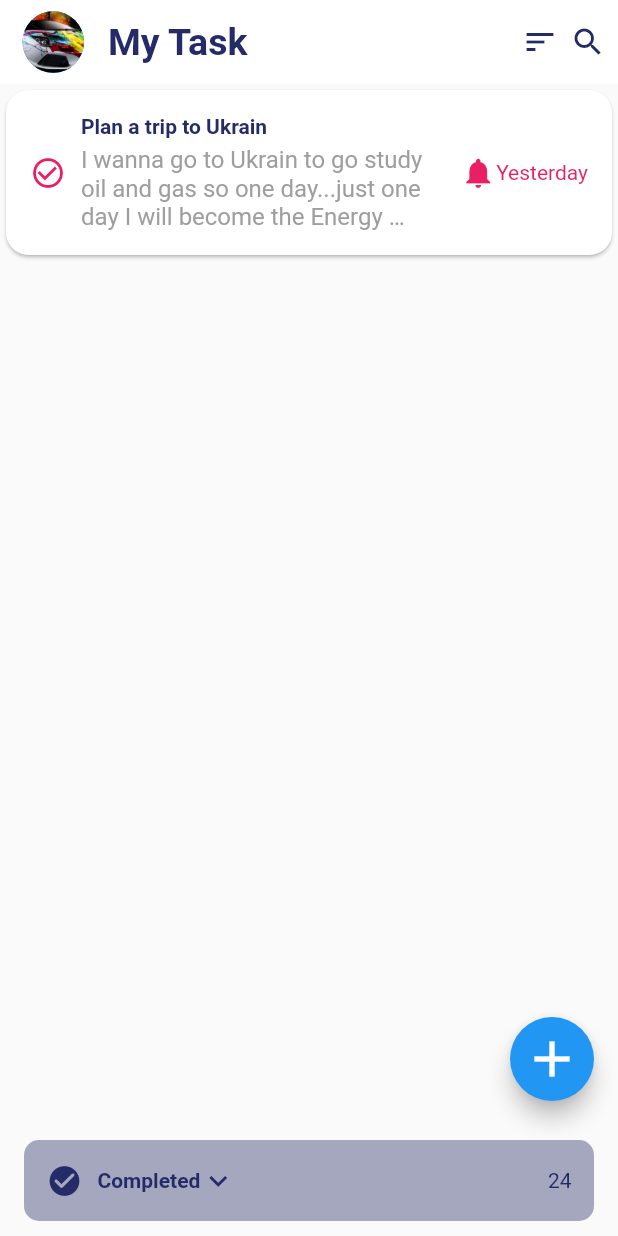
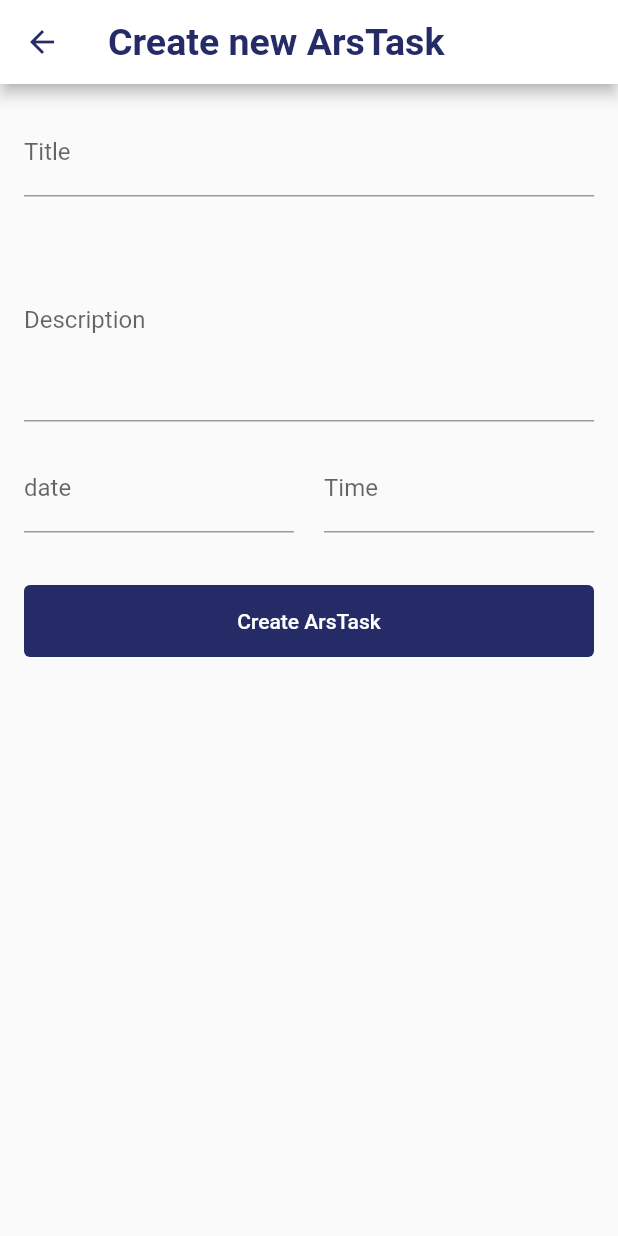
Before and after one commit to boafogod/Todo_app, a Flutter app: the screen it shows after launch, after a tap on the "add" icon, on a phone screen of 412 x 824 dp. Run offline on Flutter 3.47's test engine with Material 2 defaults, Android fonts, the light colour scheme and no system bars; our stand-ins replace modal_bottom_sheet.

Commit message:
ArsTaskChanges

```diff
--- a/lib/home_view.dart
+++ /dev/null
@@ -1,126 +0,0 @@
-import 'package:arstask/utils.dart';
-import 'package:flutter/material.dart';
-
-class HomeView extends StatelessWidget {
-  const HomeView({Key? key}) : super(key: key);
-
-  @override
-  Widget build(BuildContext context) {
-    return Scaffold(
-      appBar: AppBar(
-        leading: const Padding(
-          padding: EdgeInsets.only(left: 15),
-          child: CircleAvatar(
-            backgroundImage: AssetImage('assets/yes.jpg'),
-          ),
-        ),
-        title: Text(
-          'My Task',
-        ),
-        elevation: 0,
-        actions: const [
-          Icon(Icons.sort),
-          Padding(
-            padding: EdgeInsets.all(8.0),
-            child: Icon(Icons.search),
-          ),
-        ],
-      ),
-      body: Card(
-        shape: RoundedRectangleBorder(borderRadius: BorderRadius.circular(15)),
-        child: Padding(
-          padding: const EdgeInsets.all(16),
-          child: Row(
-            children: [
-              Icon(
-                Icons.check_circle_outline,
-                color: Colors.pink,
-              ),
-              const SizedBox(
-                width: 10,
-              ),
-              Expanded(
-                child: Column(
-                  mainAxisSize: MainAxisSize.min,
-                  crossAxisAlignment: CrossAxisAlignment.start,
-                  children: [
-                    Text(
-                      'Plan a trip to Ukrain',
-                      style: TextStyle(
-                        fontWeight: FontWeight.w600,
-                        color: customBlue,
-                      ),
-                    ),
-                    SizedBox(
-                      height: 5,
-                    ),
-                    Text(
-                      'I wanna go to Ukrain to go study oil and gas so one day...just one day I will become the Energy Minister',
-                      maxLines: 3,
-                      overflow: TextOverflow.ellipsis,
-                      style: TextStyle(color: Colors.grey, fontSize: 16),
-                    ),
-                  ],
-                ),
-              ),
-              SizedBox(
-                width: 25,
-              ),
-              Row(
-                children: [
-                  Icon(
-                    Icons.notifications,
-                    color: Colors.pink,
-                  ),
-                  Text(
-                    'Yesterday',
-                    style: TextStyle(color: Colors.pink),
-                  )
-                ],
-              )
-            ],
-          ),
-        ),
-      ),
-      floatingActionButton: FloatingActionButton(
-          child: Icon(
-            Icons.add,
-            size: 40,
-          ),
-          onPressed: () {}),
-      bottomNavigationBar: SafeArea(
-        child: Padding(
-          padding: const EdgeInsets.symmetric(vertical: 10, horizontal: 16),
-          child: Material(
-            borderRadius: BorderRadius.circular(10),
-            color: Color.fromRGBO(37, 43, 103, 0.4),
-            child: Padding(
-              padding: const EdgeInsets.all(15),
-              child: Row(children: [
-                Icon(Icons.check_circle_rounded, color: customBlue),
-                const SizedBox(
-                  width: 10,
-                ),
-                Row(
-                  children: [
-                    Text(
-                      'Completed',
-                      style: TextStyle(
-                          color: customBlue, fontWeight: FontWeight.w600),
-                    ),
-                    Icon(
-                      Icons.keyboard_arrow_down,
-                      color: customBlue,
-                    ),
-                  ],
-                ),
-                const Spacer(),
-                Text('24', style: TextStyle(color: customBlue)),
-              ]),
-            ),
-          ),
-        ),
-      ),
-    );
-  }
-}
--- a/lib/main.dart
+++ b/lib/main.dart
@@ -1,4 +1,4 @@
-import 'package:arstask/home_view.dart';
+import 'package:arstask/views/home_view.dart';
 import 'package:arstask/utils.dart';
 import 'package:flutter/material.dart';
 
--- /dev/null
+++ b/lib/views/create_arstask.dart
@@ -0,0 +1,115 @@
+import 'package:arstask/utils.dart';
+import 'package:flutter/material.dart';
+
+class Createarstask extends StatefulWidget {
+  const Createarstask({Key? key}) : super(key: key);
+
+  @override
+  State<Createarstask> createState() => _CreatearstaskState();
+}
+
+class _CreatearstaskState extends State<Createarstask> {
+  @override
+  Widget build(BuildContext context) {
+    return Scaffold(
+      appBar: AppBar(
+          title: const Text(
+        'Create new ArsTask',
+      )),
+      body: Form(
+          child: ListView(padding: const EdgeInsets.all(16), children: [
+        TextFormField(
+          keyboardType: TextInputType.text,
+          textCapitalization: TextCapitalization.sentences,
+          decoration: InputDecoration(
+            label: Text('Title'),
+            hintText: 'Please input your Title here',
+            floatingLabelBehavior: FloatingLabelBehavior.never,
+            focusedBorder: UnderlineInputBorder(
+              borderSide: BorderSide(color: customBlue),
+            ),
+          ),
+        ),
+        const SizedBox(
+          height: 15,
+        ),
+        TextFormField(
+          keyboardType: TextInputType.multiline,
+          textCapitalization: TextCapitalization.sentences,
+          maxLines: 5,
+          decoration: InputDecoration(
+              label: Text(
+                'Description',
+              ),
+              hintText: 'Pleasentera descriptionhere',
+              floatingLabelBehavior: FloatingLabelBehavior.never,
+              focusedBorder: UnderlineInputBorder(
+                  borderSide: BorderSide(color: customBlue))),
+        ),
+        SizedBox(height: 15),
+        Row(
+          children: [
+            Expanded(
+              child: TextFormField(
+                onTap: () {
+                  showDatePicker(
+                      context: context,
+                      initialDate: DateTime.now(),
+                      firstDate: DateTime.now(),
+                      lastDate: DateTime.now().add(
+                        const Duration(days: 365),
+                      ));
+                },
+                keyboardType: TextInputType.datetime,
+                textCapitalization: TextCapitalization.sentences,
+                maxLines: 1,
+                decoration: InputDecoration(
+                    label: Text('date'),
+                    hintText: 'please select a date',
+                    floatingLabelBehavior: FloatingLabelBehavior.never,
+                    focusedBorder: UnderlineInputBorder(
+                      borderSide: BorderSide(color: customBlue),
+                    )),
+              ),
+            ),
+            const SizedBox(
+              width: 20,
+            ),
+            Expanded(
+              child: TextFormField(
+                onTap: () {
+                  showTimePicker(
+                    context: context,
+                    initialTime: TimeOfDay.now(),
+                  );
+                },
+                decoration: InputDecoration(
+                  label: Text('Time'),
+                  hintText: 'please select a date',
+                  floatingLabelBehavior: FloatingLabelBehavior.never,
+                  focusedBorder: UnderlineInputBorder(
+                    borderSide: BorderSide(color: customBlue),
+                  ),
+                ),
+              ),
+            )
+          ],
+        ),
+        SizedBox(
+          height: 35,
+        ),
+        TextButton(
+          onPressed: () {},
+          child: Text(
+            'Create ArsTask',
+            style: TextStyle(color: Colors.white),
+          ),
+          style: TextButton.styleFrom(
+            padding: const EdgeInsets.all(16),
+            backgroundColor: customBlue,
+          ),
+        )
+      ])),
+    );
+  }
+}
--- /dev/null
+++ b/lib/views/home_view.dart
@@ -0,0 +1,140 @@
+import 'package:arstask/utils.dart';
+import 'package:arstask/views/create_arstask.dart';
+import 'package:flutter/material.dart';
+import 'package:arstask/views/arstask_tile_view';
+import 'package:modal_bottom_sheet/modal_bottom_sheet.dart';
+
+class HomeView extends StatelessWidget {
+  const HomeView({Key? key}) : super(key: key);
+
+  @override
+  Widget build(BuildContext context) {
+    return Scaffold(
+      appBar: AppBar(
+        leading: const Padding(
+          padding: EdgeInsets.only(left: 15),
+          child: CircleAvatar(
+            backgroundImage: AssetImage('assets/yes.jpg'),
+          ),
+        ),
+        title: Text(
+          'My Task',
+        ),
+        elevation: 0,
+        actions: const [
+          Icon(Icons.sort),
+          Padding(
+            padding: EdgeInsets.all(8.0),
+            child: Icon(Icons.search),
+          ),
+        ],
+      ),
+      body: ListView.separated(
+          itemBuilder: (context, index) {
+            return const ArsTaskTileView();
+          },
+          separatorBuilder: (context, index) {
+            return const SizedBox(
+              height: 15,
+            );
+          },
+          itemCount: 5),
+      floatingActionButton: FloatingActionButton(
+          child: Icon(
+            Icons.add,
+            size: 40,
+          ),
+          onPressed: () {
+            Navigator.of(context).push(MaterialPageRoute(
+              builder: (context) {
+                return const Createarstask();
+              },
+            ));
+          }),
+      bottomNavigationBar: SafeArea(
+        child: Padding(
+          padding: const EdgeInsets.symmetric(vertical: 10, horizontal: 16),
+          child: Material(
+            borderRadius: BorderRadius.circular(10),
+            color: Color.fromRGBO(37, 43, 103, 0.4),
+            child: Padding(
+              padding: const EdgeInsets.all(15),
+              child: InkWell(
+                onTap: () {
+                  showBarModalBottomSheet(
+                      context: context,
+                      builder: (context) {
+                        return CompletedArsTaskWidget();
+                      });
+                },
+                child: Row(children: [
+                  Icon(Icons.check_circle_rounded, color: customBlue),
+                  const SizedBox(
+                    width: 10,
+                  ),
+                  Row(
+                    children: [
+                      Text(
+                        'Completed',
+                        style: TextStyle(
+                            color: customBlue, fontWeight: FontWeight.w600),
+                      ),
+                      Icon(
+                        Icons.keyboard_arrow_down,
+                        color: customBlue,
+                      ),
+                    ],
+                  ),
+                  const Spacer(),
+                  Text('24', style: TextStyle(color: customBlue)),
+                ]),
+              ),
+            ),
+          ),
+        ),
+      ),
+    );
+  }
+}
+
+class CompletedArsTaskWidget extends StatelessWidget {
+  const CompletedArsTaskWidget({
+    Key? key,
+  }) : super(key: key);
+
+  @override
+  Widget build(BuildContext context) {
+    return Card(
+        child: ListTile(
+      leading: Icon(Icons.check_circle_outline),
+      title: Text(
+        'Plan a trip to Jamaica',
+        style: TextStyle(
+          fontWeight: FontWeight.w600,
+          color: customBlue,
+        ),
+      ),
+      subtitle: Text(
+        'i wanna be a businessman so i can travel around the world with my family',
+        style: TextStyle(
+          color: customBlue,
+          fontSize: 16,
+        ),
+      ),
+      trailing: Row(
+        mainAxisSize: MainAxisSize.min,
+        children: [
+          Icon(
+            Icons.notifications,
+            color: customBlue,
+          ),
+          Text('Yesterday',
+              style: TextStyle(
+                color: customBlue,
+                fontSize: 16,
+              ))
+        ],
+      ),
+    ));
+  }
+}
--- a/pubspec.yaml
+++ b/pubspec.yaml
@@ -34,6 +34,8 @@ dependencies:
   # The following adds the Cupertino Icons font to your application.
   # Use with the CupertinoIcons class for iOS style icons.
   cupertino_icons: ^1.0.2
+  modal_bottom_sheet: ^2.0.0
+
 
 dev_dependencies:
   flutter_test:
```
Also changed, not shown: pubspec.lock, 1 other file.
